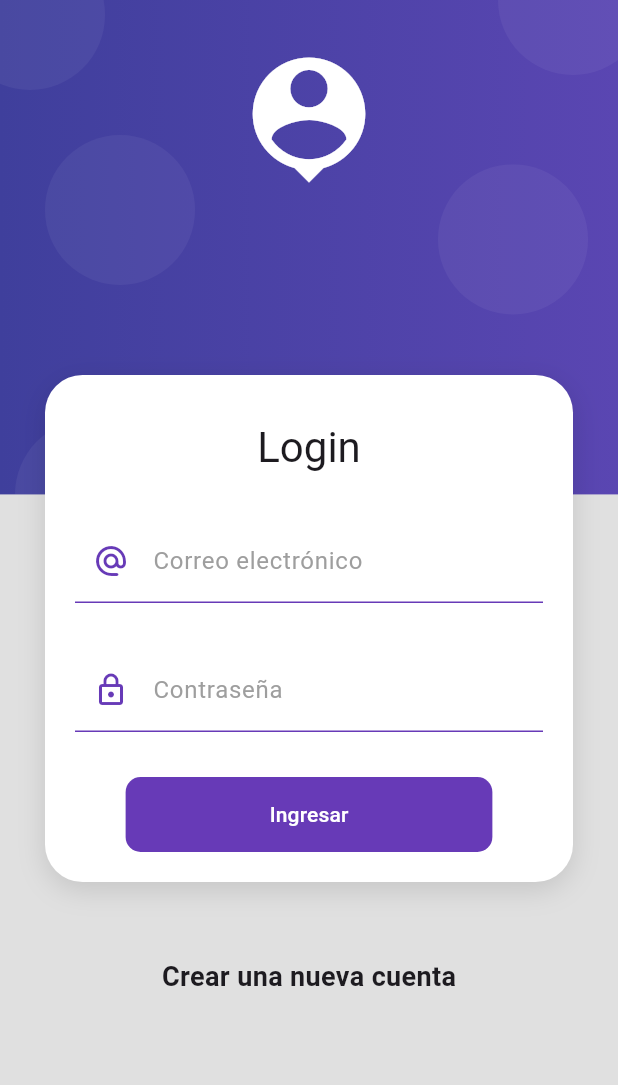
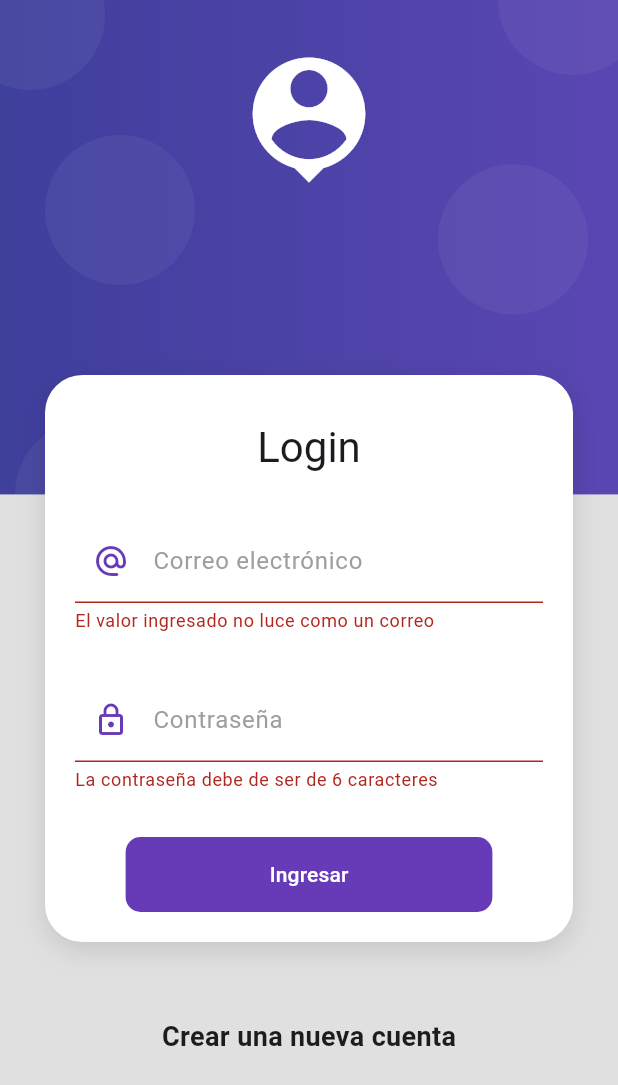
Before and after one commit to kaleb2112/productos_app, a Flutter app: the screen it shows after launch, after a tap on "Ingresar", on a phone screen of 412 x 824 dp. Shown: the top 1085 px of the screen. Run offline on Flutter 3.47's test engine with Material 3 defaults, Android fonts, the phone set to English and light mode, and no system bars.

Commit message:
formularioa y peticion http

```diff
--- /dev/null
+++ b/lib/providers/login_form_provider.dart
@@ -0,0 +1,31 @@
+import "package:flutter/material.dart";
+import 'dart:developer';
+
+
+class LoginFormProvider extends ChangeNotifier {
+
+ GlobalKey<FormState> formKey =  GlobalKey<FormState>();
+
+ String email    ='';
+ String password ='';
+
+bool _isLoading = false;
+bool get isLoading => _isLoading;
+
+set isLoading( bool value ) {
+  _isLoading = value;
+  notifyListeners();
+}
+
+
+
+ bool isValidForm() {
+
+  log('Validacion: ${formKey.currentState?.validate()}');
+  log('Email: $email - Password: $password');
+
+  return formKey.currentState?.validate() ?? false;
+ }
+
+
+}
--- a/lib/screens/login_screen.dart
+++ b/lib/screens/login_screen.dart
@@ -1,7 +1,8 @@
 import 'package:flutter/material.dart';
+import 'package:productos_app/providers/login_form_provider.dart';
+import 'package:provider/provider.dart';
 import 'package:productos_app/ui/input_decorations.dart';
 import 'package:productos_app/widgets/widgets.dart';
-
 
 class LoginScreen extends StatelessWidget {
   const LoginScreen({super.key});
@@ -25,7 +26,11 @@ class LoginScreen extends StatelessWidget {
                   Text('Login', style: Theme.of(context).textTheme.headlineMedium ),
                   const SizedBox( height: 30 ),
 
-                  _LoginForm()
+                  ChangeNotifierProvider(
+                    create: ( _ ) => LoginFormProvider(),
+                    child: _LoginForm(),
+                    )
+
 
                 ],
               )
@@ -48,9 +53,13 @@ class _LoginForm extends StatelessWidget {
 
   @override
   Widget build(BuildContext context) {
-    return Container(
-      child: Form(
-      // TODO: mantener la referencia al KEY
+
+    final loginForm = Provider.of<LoginFormProvider>(context);
+
+    return Form(
+    key: loginForm.formKey,
+    autovalidateMode: AutovalidateMode.onUserInteraction,
+
       child: Column(
         children: [
 
@@ -63,9 +72,22 @@ class _LoginForm extends StatelessWidget {
               labelText: 'Correo electrónico',
               prefixIcon: Icons.alternate_email_rounded
             ),
+            onChanged: (value) => loginForm.email = value,
+            validator: ( value ) {
+
+              String pattern = r'^(([^<>()[\]\\.,;:\s@\"]+(\.[^<>()[\]\\.,;:\s@\"]+)*)|(\".+\"))@((\[[0-9]{1,3}\.[0-9]{1,3}\.[0-9]{1,3}\.[0-9]{1,3}\])|(([a-zA-Z\-0-9]+\.)+[a-zA-Z]{2,}))$';
+              RegExp regExp  =  RegExp(pattern);
+
+              return regExp.hasMatch(value ?? '')
+                 ? null
+                 : 'El valor ingresado no luce como un correo';
+
+
+
+            },
           ),
 
-            SizedBox( height: 30 ),
+         const  SizedBox( height: 30 ),
 
           TextFormField(
             autocorrect: false,
@@ -75,30 +97,53 @@ class _LoginForm extends StatelessWidget {
               labelText: 'Contraseña',
               prefixIcon: Icons.lock_outlined
             ),
+             onChanged: (value) => loginForm.password = value,
+             validator: ( value ) {
+
+              return ( value != null && value.length >= 6 )
+                ? null
+                : 'La contraseña debe de ser de 6 caracteres';
+
+            },
           ),
 
-            SizedBox( height: 30 ),
+          const SizedBox( height: 30 ),
 
           MaterialButton(
             shape: RoundedRectangleBorder(borderRadius: BorderRadius.circular(10)),
             disabledColor: Colors.grey,
             elevation: 0,
             color: Colors.deepPurple,
+
+            onPressed: loginForm.isLoading ? null : () async {
+
+              FocusScope.of(context).unfocus();
+
+              if ( !loginForm.isValidForm() ) return;
+
+              loginForm.isLoading = true;
+
+              await Future.delayed( const Duration(seconds: 2 ));
+
+              if (!context.mounted) return; //
+
+              loginForm.isLoading = false;
+
+              Navigator.pushReplacementNamed(context, 'home');
+            },
              child: Container(
-                padding: EdgeInsets.symmetric( horizontal: 80, vertical: 15),
-                child: Text(
-                  'Ingresar',
-                  style: TextStyle( color: Colors.white ),
+              padding:  const EdgeInsets.symmetric( horizontal: 80, vertical: 15),
+              child:  Text(
+                loginForm.isLoading
+                ? 'Espere'
+                : 'Ingresar',
+                style:  const TextStyle( color: Colors.white ),
               ),
             ),
-              onPressed: (){
-                //TODO: Login form
-              }
           )
 
         ],
       ),
-      ),
     );
   }
 }
```
Also changed, not shown: pubspec.yaml (+4 -12 lines), pubspec.lock. Lines whose indentation alone changed are shown as unchanged.
